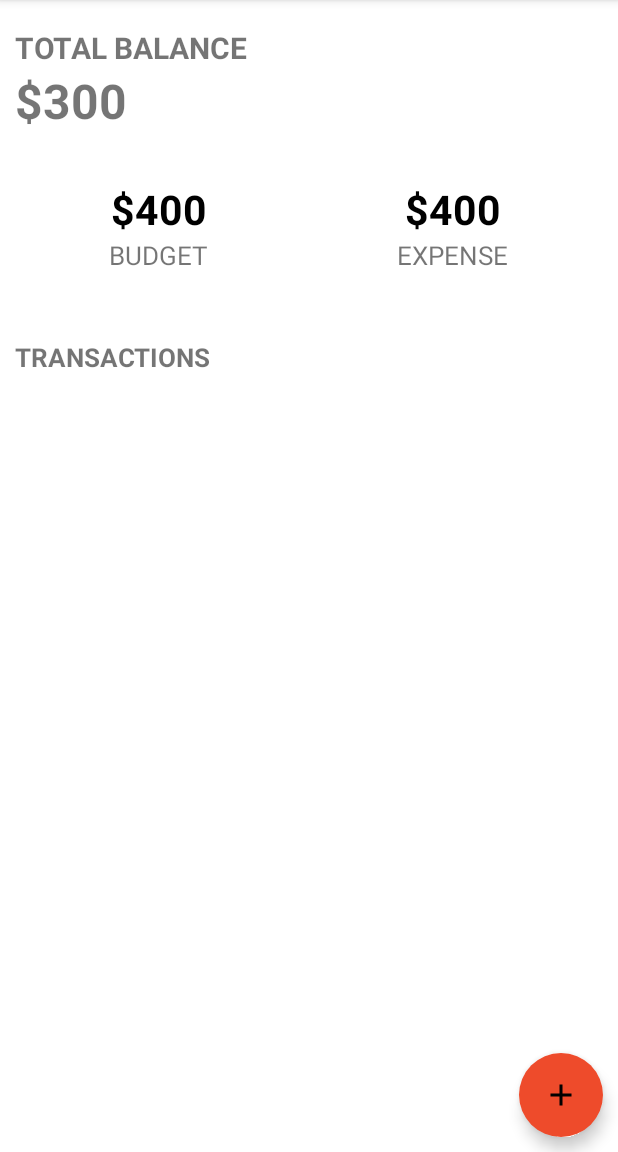
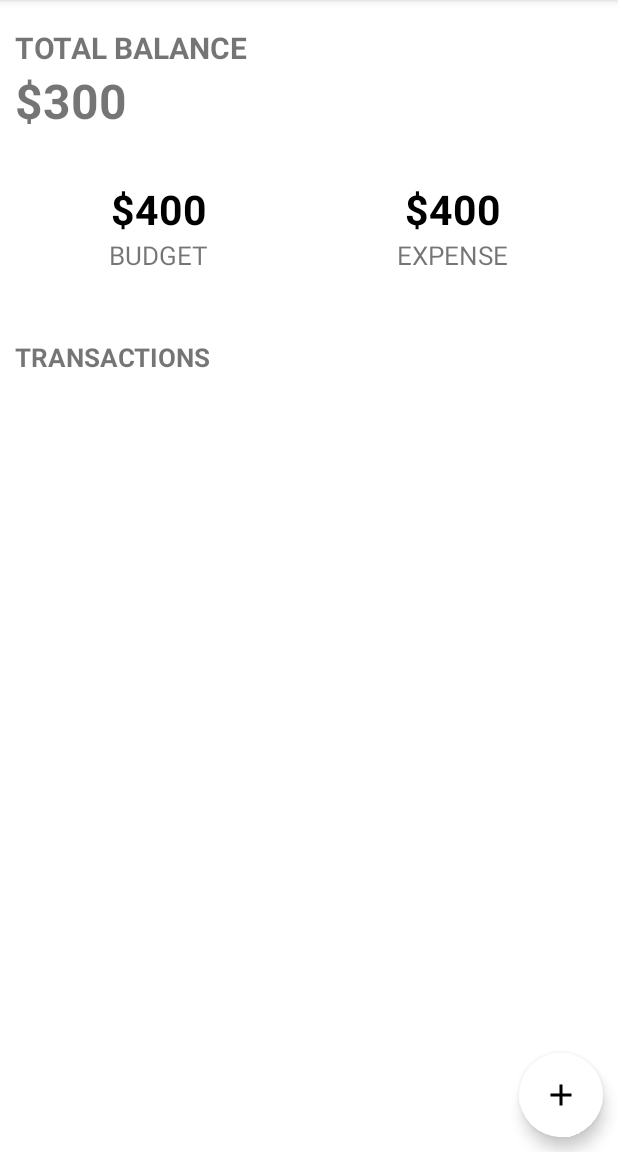
Before and after one commit to it21322662/MAD_WalletWizard, an Android app built with Jetpack Compose: the MainActivity screen opened directly, with no data from a screen before it, on a phone screen of 412 x 824 dp, the part 84-1236 px from its top. Run offline under Robolectric (Android 15) with nearby library versions, the light colour scheme and no system bars.

Commit message:
changed button color

```diff
--- /dev/null
+++ b/app/src/main/java/com/example/walletwizard/AppDatabase.kt
@@ -0,0 +1,4 @@
+package com.example.walletwizard
+
+class AppDatabase {
+}
--- /dev/null
+++ b/app/src/main/java/com/example/walletwizard/TansactionAdapter.kt
@@ -0,0 +1,4 @@
+package com.example.walletwizard
+
+class TansactionAdapter {
+}
--- /dev/null
+++ b/app/src/main/java/com/example/walletwizard/Transaction.kt
@@ -0,0 +1,4 @@
+package com.example.walletwizard
+
+class Transaction {
+}
--- /dev/null
+++ b/app/src/main/java/com/example/walletwizard/TransactionDao.kt
@@ -0,0 +1,4 @@
+package com.example.walletwizard
+
+interface TransactionDao {
+}
--- a/app/src/main/res/layout/activity_main.xml
+++ b/app/src/main/res/layout/activity_main.xml
@@ -129,7 +129,7 @@
         android:layout_marginTop="10dp"
         android:layout_marginEnd="10dp"
         android:layout_marginBottom="10dp"
-        android:backgroundTint="@color/red"
+        android:backgroundTint="@color/white"
         android:contentDescription="@string/addbtn"
         android:src="@drawable/ic_add"
         app:borderWidth="0dp"
```
